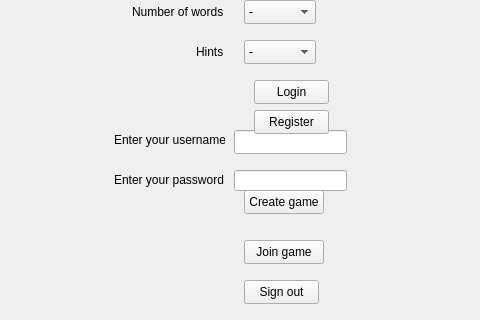
The window that GUI/mainwindow.ui (ProtVlad/ProjectModernCpp) describes before a commit, drawn with Qt 5; both pictures show x 316 to 796 and y 230 to 550 of the 1500 by 750 pixel window.
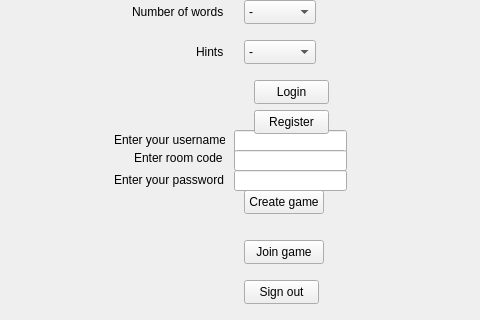
The same window after the commit.

Commit message: Added enter code window

Patch:
```diff
--- a/GUI/mainwindow.ui
+++ b/GUI/mainwindow.ui
@@ -527,6 +527,29 @@
      <string>Back</string>
     </property>
    </widget>
+   <widget class="QLabel" name="codeLabel">
+    <property name="geometry">
+     <rect>
+      <x>450</x>
+      <y>380</y>
+      <width>91</width>
+      <height>16</height>
+     </rect>
+    </property>
+    <property name="text">
+     <string>Enter room code</string>
+    </property>
+   </widget>
+   <widget class="QLineEdit" name="roomCode">
+    <property name="geometry">
+     <rect>
+      <x>550</x>
+      <y>380</y>
+      <width>113</width>
+      <height>21</height>
+     </rect>
+    </property>
+   </widget>
   </widget>
   <widget class="QMenuBar" name="menubar">
    <property name="geometry">
```
The commit also changes 3 other files.
